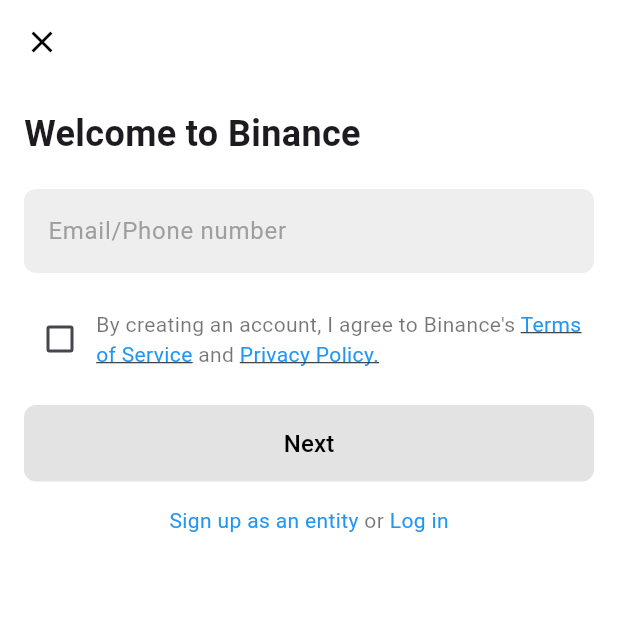
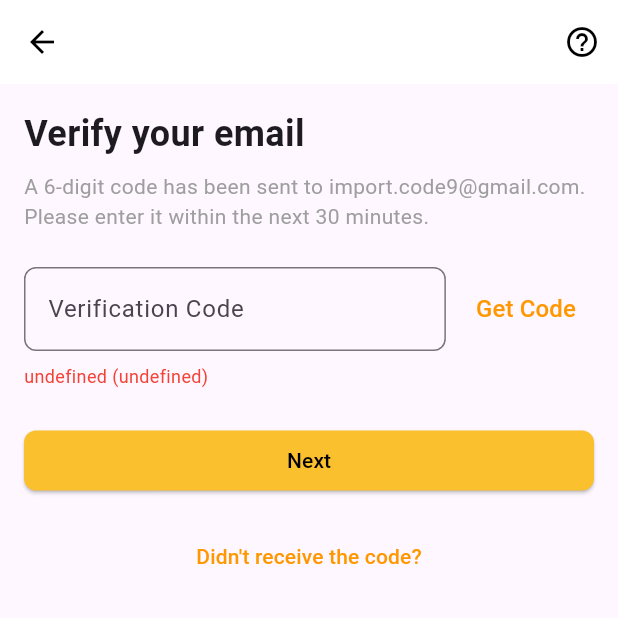
Before and after one commit to 4li9/invest, a Flutter app: the CheckTheCode screen opened by its route, on a phone screen of 412 x 824 dp, the top half of it. Run offline on Flutter 3.47's test engine with Material 3 defaults, Android fonts, the phone set to English and light mode, and no system bars; our stand-ins replace get.

Commit message:
لقد قم بتصميم صفحه الRegisterScreen وايضا صفحه CheckTheCode وقم بوضع تنقل بينهما

```diff
--- a/lib/controller/auth/RegisterScreen_controller copy.dart
+++ b/lib/controller/auth/RegisterScreen_controller copy.dart
@@ -6,10 +6,7 @@
 abstract class RegisterScreenController extends GetxController {
   // ignore: non_constant_identifier_names
   RegisterScreen();
-  goToHomeScreen();
-   goToCheckTheCode();
-
-
+  goToCheckTheCode();
 }
 
 class RegisterScreenControllerimp extends RegisterScreenController {
@@ -18,15 +15,7 @@
   RegisterScreen() {}
 
   @override
-  goToHomeScreen() {
-    Get.toNamed(AppRoute.HomeScreen);
-  }
-
-  @override
   goToCheckTheCode() {
     Get.toNamed(AppRoute.CheckTheCode);
-
   }
-
-
 }
--- a/lib/controller/auth/login_controller.dart
+++ b/lib/controller/auth/login_controller.dart
@@ -5,7 +5,7 @@
   // ignore: non_constant_identifier_names
   LoginScreen();
   goToHomeScreen();
-  goToCheckTheCode();
+  goToRegisterScreen();
 }
 
 class LoginScreenControllerimp extends LoginScreenController {
@@ -19,7 +19,7 @@
   }
 
   @override
-  goToCheckTheCode() {
-    Get.toNamed(AppRoute.CheckTheCode);
+  goToRegisterScreen() {
+    Get.toNamed(AppRoute.RegisterScreen);
   }
 }
--- a/lib/view/الصفحات/CheckTheCode.dart
+++ b/lib/view/الصفحات/CheckTheCode.dart
@@ -1,118 +1,97 @@
 import 'package:flutter/material.dart';
 import 'package:get/get.dart';
-import 'dart:async';
 
-import 'package:invest/core/constant/app_routes.dart';
-import 'package:invest/controller/auth/RegisterScreen_controller%20copy.dart';
-
-// ignore: must_be_immutable
 class CheckTheCode extends StatelessWidget {
-  final TextEditingController emailOrPhoneController = TextEditingController();
-
-  CheckTheCode({super.key});
-
-  bool _isChecked = false;
-
   @override
   Widget build(BuildContext context) {
     return Scaffold(
       appBar: AppBar(
-        leading: IconButton(
-          icon: Icon(Icons.close, color: Colors.black),
-          onPressed: () => Navigator.pop(context),
-        ),
         backgroundColor: Colors.white,
         elevation: 0,
+        leading: IconButton(
+          icon: Icon(Icons.arrow_back, color: Colors.black),
+          onPressed: () {
+            Get.back(); // هذا السطر يقوم بالعودة للصفحة السابقة
+          },
+        ),
+        actions: [
+          IconButton(
+            icon: Icon(Icons.help_outline, color: Colors.black),
+            onPressed: () {},
+          ),
+        ],
       ),
-      backgroundColor: Colors.white,
       body: Padding(
         padding: const EdgeInsets.all(16.0),
         child: Column(
           crossAxisAlignment: CrossAxisAlignment.start,
           children: [
             Text(
-              'Welcome to Binance',
-              style: TextStyle(fontSize: 24, fontWeight: FontWeight.bold),
+              'Verify your email',
+              style: TextStyle(
+                fontSize: 24,
+                fontWeight: FontWeight.bold,
+              ),
             ),
-            const SizedBox(height: 20),
-            _buildTextField(
-              controller: emailOrPhoneController,
-              labelText: 'Email/Phone number',
+            SizedBox(height: 8),
+            Text(
+              'A 6-digit code has been sent to import.code9@gmail.com. '
+              'Please enter it within the next 30 minutes.',
+              style: TextStyle(fontSize: 14, color: Colors.grey),
             ),
-            const SizedBox(height: 20),
+            SizedBox(height: 24),
             Row(
               children: [
-                Checkbox(
-                  value: _isChecked,
-                  onChanged: (value) {
-                    _isChecked = value ?? false;
-                  },
+                Expanded(
+                  child: TextField(
+                    decoration: InputDecoration(
+                      labelText: 'Verification Code',
+                      border: OutlineInputBorder(
+                        borderRadius: BorderRadius.circular(8),
+                        borderSide: BorderSide(color: Colors.red),
+                      ),
+                    ),
+                  ),
                 ),
-                Expanded(
-                  child: Text.rich(
-                    TextSpan(
-                      text: 'By creating an account, I agree to Binance\'s ',
-                      style: TextStyle(color: Colors.black54),
-                      children: [
-                        TextSpan(
-                          text: 'Terms of Service',
-                          style: TextStyle(
-                            color: Colors.blue,
-                            decoration: TextDecoration.underline,
-                          ),
-                        ),
-                        TextSpan(text: ' and '),
-                        TextSpan(
-                          text: 'Privacy Policy.',
-                          style: TextStyle(
-                            color: Colors.blue,
-                            decoration: TextDecoration.underline,
-                          ),
-                        ),
-                      ],
-                    ),
+                SizedBox(width: 8),
+                TextButton(
+                  onPressed: () {},
+                  child: Text(
+                    'Get Code',
+                    style: TextStyle(color: Colors.orange, fontSize: 16),
                   ),
                 ),
               ],
             ),
-            const SizedBox(height: 20),
+            SizedBox(height: 8),
+            Text(
+              'undefined (undefined)',
+              style: TextStyle(color: Colors.red, fontSize: 12),
+            ),
+            SizedBox(height: 24),
             SizedBox(
               width: double.infinity,
               child: ElevatedButton(
-                onPressed: _isChecked
-                    ? () => _showLoadingDialog(context)
-                    : null, // Disable button if checkbox is not checked
                 style: ElevatedButton.styleFrom(
                   backgroundColor: Colors.yellow[700],
-                  padding: const EdgeInsets.symmetric(vertical: 14),
                   shape: RoundedRectangleBorder(
                     borderRadius: BorderRadius.circular(8),
                   ),
                 ),
-                child: const Text(
+                onPressed: () {},
+                child: Text(
                   'Next',
-                  style: TextStyle(fontSize: 16, color: Colors.black),
+                  style: TextStyle(color: Colors.black),
                 ),
               ),
             ),
-            const SizedBox(height: 16),
+            SizedBox(height: 16),
             Center(
-              child: Text.rich(
-                TextSpan(
-                  children: [
-                    TextSpan(
-                      text: 'Sign up as an entity ',
-                      style: TextStyle(color: Colors.blue),
-                    ),
-                    TextSpan(
-                      text: 'or ',
-                      style: TextStyle(color: Colors.black54),
-                    ),
-                    TextSpan(
-                      text: 'Log in',
-                      style: TextStyle(color: Colors.blue),
-                    ),
-                  ],
+              child: TextButton(
+                onPressed: () {},
+                child: Text(
+                  "Didn't receive the code?",
+                  style: TextStyle(color: Colors.orange),
                 ),
               ),
             ),
@@ -121,59 +100,4 @@
       ),
     );
   }
-
-  Widget _buildTextField({
-    required TextEditingController controller,
-    required String labelText,
-  }) {
-    return TextField(
-      controller: controller,
-      decoration: InputDecoration(
-        labelText: labelText,
-        labelStyle: const TextStyle(color: Colors.grey),
-        filled: true,
-        fillColor: Colors.grey[200],
-        border: OutlineInputBorder(
-          borderRadius: BorderRadius.circular(8),
-          borderSide: BorderSide.none,
-        ),
-      ),
-      style: const TextStyle(color: Colors.black),
-    );
-  }
-
-  void _showLoadingDialog(BuildContext context) {
-    Get.put(RegisterScreenControllerimp());
-
-    showDialog(
-      context: context,
-      barrierDismissible: false,
-      builder: (context) => Dialog(
-        backgroundColor: Colors.white,
-        shape: RoundedRectangleBorder(borderRadius: BorderRadius.circular(12)),
-        child: Padding(
-          padding: const EdgeInsets.all(16.0),
-          child: Column(
-            mainAxisSize: MainAxisSize.min,
-            children: [
-              const Text(
-                'Creating account...',
-                style: TextStyle(color: Colors.black, fontSize: 18),
-              ),
-              const SizedBox(height: 16),
-              const CircularProgressIndicator(color: Colors.yellow),
-            ],
-          ),
-        ),
-      ),
-    );
-
-    Timer(const Duration(seconds: 5), () {
-      Navigator.pop(context); // Close loading dialog
-      ScaffoldMessenger.of(context).showSnackBar(
-        const SnackBar(content: Text('Account created')),
-      );
-      Get.toNamed(AppRoute.CheckTheCode); // الانتقال إلى صفحة التحقق من الكود
-    });
-  }
 }
--- a/lib/view/الصفحات/login_screen.dart
+++ b/lib/view/الصفحات/login_screen.dart
@@ -83,7 +83,7 @@
                         WidgetSpan(
                           child: GestureDetector(
                             onTap: () {
-                              controller.goToCheckTheCode();
+                              controller.goToRegisterScreen();
                             },
                             child: const Text(
                               'سجل الآن',
```
Also changed, not shown: lib/view/الصفحات/register_screen.dart (+61 -127 lines).
